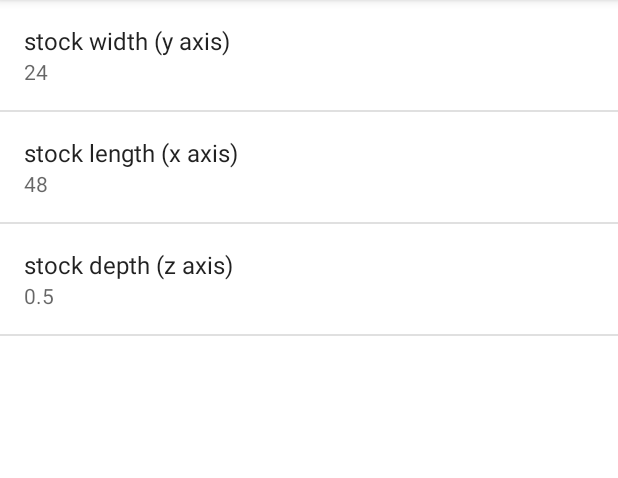
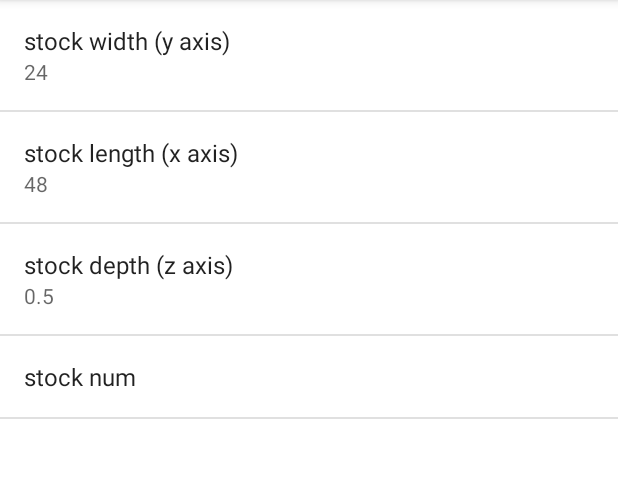
Before and after one commit to mgree/carving-factory, an Android app: the screen it shows after launch (DisplaySettingsActivity), after a tap on "SETTINGS", on a phone screen of 412 x 824 dp, the part 84-562 px from its top. Run offline under Robolectric (Android 15) with nearby library versions, the phone set to English and light mode, and no system bars.

Commit message:
Settings button now features a NumberPicker preference.

```diff
--- a/app/src/main/java/com/labgmail/pomona/greenberg/cnccarvingfactory/DisplaySettingsActivity.java
+++ b/app/src/main/java/com/labgmail/pomona/greenberg/cnccarvingfactory/DisplaySettingsActivity.java
@@ -21,6 +21,7 @@ public class DisplaySettingsActivity extends AppCompatActivity  {
     public static final String KEY_LENGTH = "pref_length";
     public static final String KEY_WIDTH = "pref_width";
     public static final String KEY_DEPTH = "pref_depth";
+    public static final String KEY_NUMBER = "pref_num";
 
     public static class SettingsFragment extends PreferenceFragment implements SharedPreferences.OnSharedPreferenceChangeListener {
 
@@ -30,11 +31,11 @@ public class DisplaySettingsActivity extends AppCompatActivity  {
             addPreferencesFromResource(R.xml.preferences);
 
             SharedPreferences prefs = getPreferenceManager().getSharedPreferences();
-            for (String key : new String[] { KEY_LENGTH, KEY_WIDTH, KEY_DEPTH }) {
+            for (String key : new String[] { KEY_LENGTH, KEY_WIDTH, KEY_DEPTH}) {
                 findPreference(key).setSummary(prefs.getString(key, null));
             }
         }
-
+// See if you can change the paramater from string to an int and then get rid of the text preferences
         @Override
         public void onSharedPreferenceChanged(SharedPreferences sharedPreferences, String key) {
             Preference pref = findPreference(key);
@@ -71,7 +72,6 @@ public class DisplaySettingsActivity extends AppCompatActivity  {
 
         SharedPreferences.OnSharedPreferenceChangeListener listener = new SharedPreferences.OnSharedPreferenceChangeListener() {
             public void onSharedPreferenceChanged(SharedPreferences prefs,String key){
-                // Wants this line to live outside of the brackets. Why?
                 prefs.registerOnSharedPreferenceChangeListener(this);
             }
         };
@@ -86,6 +86,8 @@ public class DisplaySettingsActivity extends AppCompatActivity  {
                 .commit();
     }
 
+
+
     // So what has to happen is a preference needs to be made (a custom preference that extends Preference with a NumberPicker)
     // That needs to be run in a PreferenceFragment
     // Set the default value
@@ -95,5 +97,6 @@ public class DisplaySettingsActivity extends AppCompatActivity  {
     // Ok update, the settings button changes the view and they each individually save their values but they do nothing with them.
     // Also i need to figure out how to make it so that the only values that can be entered are integer values.
     // Also how to keep the pop up window from poping up whenever someone opens the app (the alpha picker).
+    // Change from EditTextPreference to NumberPickerPreference
 }
 //
--- a/app/src/main/java/com/labgmail/pomona/greenberg/cnccarvingfactory/DrawingActivity.java
+++ b/app/src/main/java/com/labgmail/pomona/greenberg/cnccarvingfactory/DrawingActivity.java
@@ -135,17 +135,10 @@ public class DrawingActivity extends AppCompatActivity {
             public void onClick(View v) {
                 Intent intent = new Intent(self, DisplaySettingsActivity.class);
                 startActivity(intent);
-
-
-
             }
         }) ;
-        SharedPreferences sharedPref = PreferenceManager.getDefaultSharedPreferences(this);
-//        String syncConnPref = sharedPref.getString(DisplaySettingsActivity.KEY_PREF_SYNC_CONN, "");
-
         setAlpha(255);
     }
-
 
     private void setAlpha(int alpha) {
         mContentView.setAlpha(alpha);
--- a/app/src/main/java/com/labgmail/pomona/greenberg/cnccarvingfactory/NumberPickerPreference.java
+++ b/app/src/main/java/com/labgmail/pomona/greenberg/cnccarvingfactory/NumberPickerPreference.java
@@ -7,8 +7,10 @@ import android.os.Parcel;
 import android.os.Parcelable;
 import android.preference.DialogPreference;
 import android.util.AttributeSet;
+import android.util.TypedValue;
 import android.view.View;
 import android.widget.NumberPicker;
+import android.widget.TextView;
 
 /**
  * Created by edinameshietedoho on 6/1/17.
@@ -21,15 +23,31 @@ public class NumberPickerPreference extends DialogPreference {
     private int mCValue;
     private static final int DEFAULT_VALUE = 5;
     private NumberPicker numPicker;
+    private static final int mDialogLayout = R.layout.picker_layout;
+
+    public NumberPickerPreference(Context context) {
+        this(context, null, 0);
+    }
 
     public NumberPickerPreference(Context context, AttributeSet attrs) {
+        this(context, attrs, 0);
+    }
+
+    public NumberPickerPreference(Context context, AttributeSet attrs, int defStyle) {
         super(context, attrs);
 
-        // ! Will probably have to create own layout but lets pretend this will work for a while
-//        setDialogLayoutResource(R.layout.pref_dialog_npicker);
+        setDialogLayoutResource(R.layout.picker_layout);
         setPositiveButtonText (android.R.string.ok);
         setNegativeButtonText(android.R.string.cancel);
     }
+
+
+
+    @Override
+    public int getDialogLayoutResource() {
+        return mDialogLayout;
+    }
+
 
     @Override
     protected View onCreateDialogView() {
@@ -40,6 +58,7 @@ public class NumberPickerPreference extends DialogPreference {
         numPicker.setValue(mCValue);
         return numPicker;
     }
+
     protected void onDialogClosed(boolean positive) {
         if(positive) {
             persistInt(mValue);
@@ -62,7 +81,7 @@ public class NumberPickerPreference extends DialogPreference {
     protected Parcelable onSuperInstanceState() {
         final Parcelable superState = super.onSaveInstanceState();
 
-        if(isPersistent()) {
+        if (isPersistent()) {
             return superState;
         }
 
@@ -72,17 +91,20 @@ public class NumberPickerPreference extends DialogPreference {
     }
 
     protected void onRestoreInstanceState(Parcelable state) {
-        if(state == null || !state.getClass().equals(SavedState.class)) {
+        if (state == null || !state.getClass().equals(SavedState.class)) {
             super.onRestoreInstanceState(state);
             return;
         }
 
         SavedState myState = (SavedState) state;
         super.onRestoreInstanceState(myState.getSuperState());
-//      ???  Where did they get this random NumberPicker from :/
-//        mNumberPicker.setValue(myState.value);
+        numPicker.setValue(myState.value);
     }
-// ??? Is this how that works??? I'm almost positive that is not how this works. Supposed to be a subclass of the preference subclass
+
+    public void onValueChange(NumberPicker picker, int oldVal, int newVal) {
+
+    }
+
     private static class SavedState extends View.BaseSavedState {
         int value;
 
@@ -92,6 +114,7 @@ public class NumberPickerPreference extends DialogPreference {
 
         public SavedState(Parcel source) {
             super(source);
+            value = source.readInt();
         }
 
         @Override
--- /dev/null
+++ b/app/src/main/res/layout/picker_layout.xml
@@ -0,0 +1,5 @@
+<?xml version="1.0" encoding="utf-8"?>
+<NumberPicker xmlns:android="http://schemas.android.com/apk/res/android"
+    android:layout_width="match_parent" android:layout_height="match_parent">
+
+</NumberPicker>
--- a/app/src/main/res/xml/preferences.xml
+++ b/app/src/main/res/xml/preferences.xml
@@ -12,4 +12,8 @@
         android:key="pref_depth"
         android:title="@string/pref_depth"
         android:defaultValue="0.5" />
+    <com.labgmail.pomona.greenberg.cnccarvingfactory.NumberPickerPreference
+        android:key="pref_num"
+        android:title="stock num"
+        android:defaultValue="25"/>
 </PreferenceScreen>
```
Also changed, not shown: app/src/main/java/com/labgmail/pomona/greenberg/cnccarvingfactory/NumberPreferenceDialogFragmentCompat.java (deleted, +0 -10 lines).
